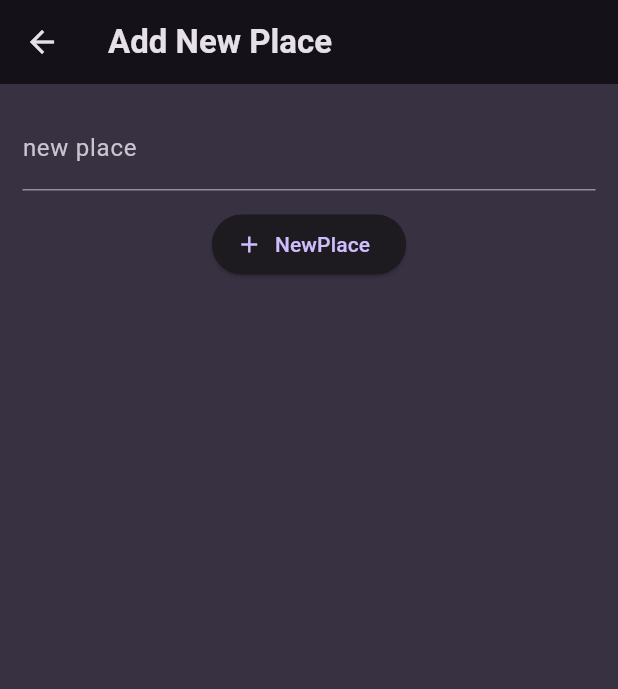
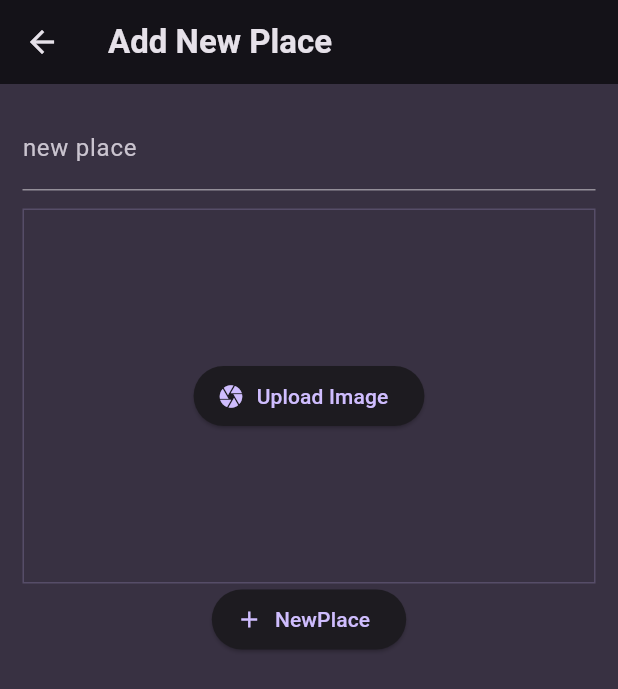
Before and after one commit to Hasan-droid/favorite_places, a Flutter app: the NewPlace screen opened directly, on a phone screen of 412 x 824 dp. Shown: the top 689 px of the screen. Run offline on Flutter 3.47's test engine with Material 3 defaults, Android fonts, the phone set to English and light mode, and no system bars; our stand-ins replace flutter_riverpod, google_fonts, image_picker, riverpod.

Commit message:
247. Using the Device Camera For Taking Pictures
1-the image retaken by GestureDetector widget line "44"

```diff
--- a/lib/screens/new_place.dart
+++ b/lib/screens/new_place.dart
@@ -1,6 +1,7 @@
 import 'package:favorite_places/main.dart';
 import 'package:favorite_places/models/place.dart';
 import 'package:favorite_places/providers/user_places.dart';
+import 'package:favorite_places/widgets/input_image.dart';
 import 'package:flutter/material.dart';
 import 'package:flutter_riverpod/flutter_riverpod.dart';
 
@@ -38,6 +39,7 @@ class _NewPlaceState extends ConsumerState<NewPlace> {
               ),
             ),
             SizedBox(height: 12),
+            InputImage(),
             ElevatedButton.icon(
               onPressed: savePlace,
               icon: Icon(Icons.add),
--- /dev/null
+++ b/lib/widgets/input_image.dart
@@ -0,0 +1,60 @@
+import 'package:flutter/material.dart';
+import "dart:io";
+import "package:image_picker/image_picker.dart";
+
+class InputImage extends StatefulWidget {
+  const InputImage({super.key});
+
+  @override
+  State<InputImage> createState() => _InputImageState();
+}
+
+class _InputImageState extends State<InputImage> {
+  File? _image;
+
+  void _takePicture() async {
+    final imageDocument = await ImagePicker().pickImage(
+      source: ImageSource.camera,
+      maxWidth: 600,
+    );
+
+    if (imageDocument == null) return;
+
+    setState(() {
+      _image = File(imageDocument.path);
+    });
+  }
+
+  @override
+  Widget build(BuildContext context) {
+    Widget content = ElevatedButton.icon(
+      onPressed: _takePicture,
+      icon: Icon(Icons.camera),
+      label: Text("Upload Image"),
+    );
+
+    if (_image != null) {
+      content = Image.file(
+        _image!,
+        fit: BoxFit.cover,
+        width: double.infinity,
+        height: double.infinity,
+      );
+    }
+    return GestureDetector(
+      onTap: _takePicture,
+      child: Container(
+        height: 250,
+        width: double.infinity,
+        decoration: BoxDecoration(
+          border: Border.all(
+            width: 1,
+            color: Theme.of(context).colorScheme.primary.withOpacity(0.2),
+          ),
+        ),
+        alignment: Alignment.center,
+        child: content,
+      ),
+    );
+  }
+}
--- a/pubspec.yaml
+++ b/pubspec.yaml
@@ -38,6 +38,7 @@ dependencies:
   google_fonts: ^6.2.1
   uuid: ^4.5.1
   flutter_riverpod: ^2.6.1
+  image_picker: ^1.1.2
 
 dev_dependencies:
   flutter_test:
```
Also changed, not shown: pubspec.lock, 5 other files.
